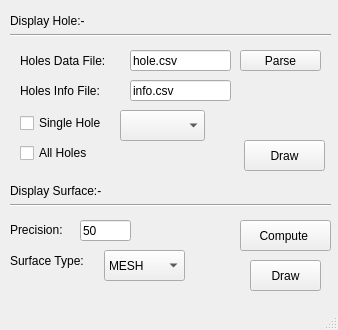
Old version of the form mainwindow.ui in the repository atul516/RM.
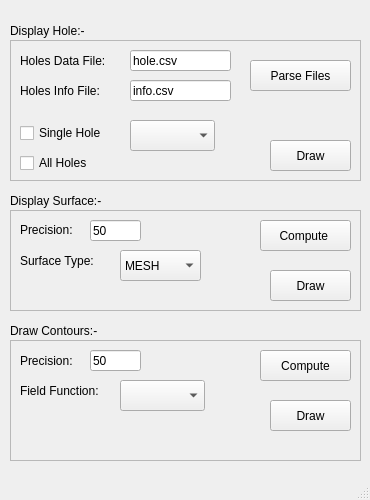
New version of the form.

Commit message: User Interface updated for contours using QFrames

```diff
--- a/mainwindow.ui
+++ b/mainwindow.ui
@@ -6,8 +6,8 @@
    <rect>
     <x>0</x>
     <y>0</y>
-    <width>338</width>
-    <height>330</height>
+    <width>370</width>
+    <height>500</height>
    </rect>
   </property>
   <property name="sizePolicy">
@@ -18,51 +18,105 @@
   </property>
   <property name="minimumSize">
    <size>
-    <width>338</width>
-    <height>330</height>
+    <width>370</width>
+    <height>500</height>
    </size>
   </property>
   <property name="maximumSize">
    <size>
-    <width>338</width>
-    <height>330</height>
+    <width>370</width>
+    <height>500</height>
    </size>
   </property>
   <property name="windowTitle">
    <string>MainWindow</string>
   </property>
   <widget class="QWidget" name="centralwidget">
-   <widget class="QLabel" name="label">
+   <widget class="QLabel" name="label_3">
     <property name="geometry">
      <rect>
-      <x>20</x>
-      <y>50</y>
+      <x>10</x>
+      <y>20</y>
+      <width>91</width>
+      <height>21</height>
+     </rect>
+    </property>
+    <property name="text">
+     <string>Display Hole:-</string>
+    </property>
+   </widget>
+   <widget class="QLabel" name="label_4">
+    <property name="geometry">
+     <rect>
+      <x>10</x>
+      <y>190</y>
       <width>111</width>
       <height>21</height>
      </rect>
     </property>
     <property name="text">
-     <string>Holes Data File:</string>
+     <string>Display Surface:-</string>
     </property>
    </widget>
-   <widget class="QLineEdit" name="lineEdit">
+   <widget class="QLabel" name="label_7">
     <property name="geometry">
      <rect>
-      <x>130</x>
-      <y>50</y>
+      <x>10</x>
+      <y>320</y>
+      <width>111</width>
+      <height>21</height>
+     </rect>
+    </property>
+    <property name="text">
+     <string>Draw Contours:-</string>
+    </property>
+   </widget>
+   <widget class="QFrame" name="frame">
+    <property name="geometry">
+     <rect>
+      <x>10</x>
+      <y>40</y>
+      <width>351</width>
+      <height>141</height>
+     </rect>
+    </property>
+    <property name="frameShape">
+     <enum>QFrame::StyledPanel</enum>
+    </property>
+    <property name="frameShadow">
+     <enum>QFrame::Raised</enum>
+    </property>
+    <widget class="QPushButton" name="pushButton">
+     <property name="geometry">
+      <rect>
+       <x>240</x>
+       <y>20</y>
       <width>101</width>
-      <height>21</height>
+       <height>31</height>
      </rect>
     </property>
     <property name="text">
-     <string>hole.csv</string>
+      <string>Parse Files</string>
+     </property>
+    </widget>
+    <widget class="QPushButton" name="pushButton_2">
+     <property name="geometry">
+      <rect>
+       <x>260</x>
+       <y>100</y>
+       <width>81</width>
+       <height>31</height>
+      </rect>
+     </property>
+     <property name="text">
+      <string>Draw</string>
     </property>
    </widget>
    <widget class="QComboBox" name="comboBox">
     <property name="geometry">
      <rect>
       <x>120</x>
-      <y>110</y>
+       <y>80</y>
       <width>85</width>
       <height>31</height>
      </rect>
@@ -71,8 +125,8 @@
    <widget class="QCheckBox" name="checkBox">
     <property name="geometry">
      <rect>
-      <x>20</x>
-      <y>110</y>
+       <x>10</x>
+       <y>80</y>
       <width>101</width>
       <height>26</height>
      </rect>
@@ -84,8 +138,8 @@
    <widget class="QCheckBox" name="checkBox_2">
     <property name="geometry">
      <rect>
-      <x>20</x>
-      <y>140</y>
+       <x>10</x>
+       <y>110</y>
       <width>93</width>
       <height>26</height>
      </rect>
@@ -94,37 +148,37 @@
      <string>All Holes</string>
     </property>
    </widget>
-   <widget class="QPushButton" name="pushButton">
+    <widget class="QLabel" name="label">
     <property name="geometry">
      <rect>
-      <x>240</x>
-      <y>50</y>
-      <width>81</width>
+       <x>10</x>
+       <y>10</y>
+       <width>111</width>
       <height>21</height>
      </rect>
     </property>
     <property name="text">
-     <string>Parse</string>
-    </property>
-   </widget>
-   <widget class="QPushButton" name="pushButton_2">
+      <string>Holes Data File:</string>
+     </property>
+    </widget>
+    <widget class="QLineEdit" name="lineEdit">
     <property name="geometry">
      <rect>
-      <x>244</x>
-      <y>140</y>
-      <width>81</width>
-      <height>31</height>
+       <x>120</x>
+       <y>10</y>
+       <width>101</width>
+       <height>21</height>
      </rect>
     </property>
     <property name="text">
-     <string>Draw</string>
+      <string>hole.csv</string>
     </property>
    </widget>
    <widget class="QLabel" name="label_2">
     <property name="geometry">
      <rect>
-      <x>20</x>
-      <y>80</y>
+       <x>10</x>
+       <y>40</y>
       <width>111</width>
       <height>21</height>
      </rect>
@@ -136,8 +190,8 @@
    <widget class="QLineEdit" name="lineEdit_2">
     <property name="geometry">
      <rect>
-      <x>130</x>
-      <y>80</y>
+       <x>120</x>
+       <y>40</y>
       <width>101</width>
       <height>21</height>
      </rect>
@@ -146,102 +200,27 @@
      <string>info.csv</string>
     </property>
    </widget>
-   <widget class="QLabel" name="label_3">
-    <property name="geometry">
-     <rect>
-      <x>10</x>
-      <y>10</y>
-      <width>91</width>
-      <height>21</height>
-     </rect>
-    </property>
-    <property name="text">
-     <string>Display Hole:-</string>
-    </property>
    </widget>
-   <widget class="Line" name="line">
+   <widget class="QFrame" name="frame_2">
     <property name="geometry">
      <rect>
       <x>10</x>
-      <y>25</y>
-      <width>321</width>
-      <height>21</height>
+      <y>210</y>
+      <width>351</width>
+      <height>101</height>
      </rect>
     </property>
-    <property name="orientation">
-     <enum>Qt::Horizontal</enum>
+    <property name="frameShape">
+     <enum>QFrame::StyledPanel</enum>
     </property>
-   </widget>
-   <widget class="Line" name="line_2">
-    <property name="geometry">
-     <rect>
-      <x>10</x>
-      <y>190</y>
-      <width>321</width>
-      <height>31</height>
-     </rect>
+    <property name="frameShadow">
+     <enum>QFrame::Raised</enum>
     </property>
-    <property name="orientation">
-     <enum>Qt::Horizontal</enum>
-    </property>
-   </widget>
-   <widget class="QLabel" name="label_4">
-    <property name="geometry">
-     <rect>
-      <x>10</x>
-      <y>180</y>
-      <width>111</width>
-      <height>21</height>
-     </rect>
-    </property>
-    <property name="text">
-     <string>Display Surface:-</string>
-    </property>
-   </widget>
-   <widget class="QPushButton" name="pushButton_3">
-    <property name="geometry">
-     <rect>
-      <x>240</x>
-      <y>220</y>
-      <width>91</width>
-      <height>31</height>
-     </rect>
-    </property>
-    <property name="text">
-     <string>Compute </string>
-    </property>
-   </widget>
-   <widget class="QPushButton" name="pushButton_4">
-    <property name="geometry">
-     <rect>
-      <x>250</x>
-      <y>260</y>
-      <width>71</width>
-      <height>31</height>
-     </rect>
-    </property>
-    <property name="text">
-     <string>Draw</string>
-    </property>
-   </widget>
-   <widget class="QLineEdit" name="lineEdit_3">
-    <property name="geometry">
-     <rect>
-      <x>80</x>
-      <y>220</y>
-      <width>51</width>
-      <height>21</height>
-     </rect>
-    </property>
-    <property name="text">
-     <string>50</string>
-    </property>
-   </widget>
    <widget class="QLabel" name="label_5">
     <property name="geometry">
      <rect>
       <x>10</x>
-      <y>220</y>
+       <y>10</y>
       <width>61</width>
       <height>20</height>
      </rect>
@@ -250,11 +229,24 @@
      <string>Precision:</string>
     </property>
    </widget>
+    <widget class="QLineEdit" name="lineEdit_3">
+     <property name="geometry">
+      <rect>
+       <x>80</x>
+       <y>10</y>
+       <width>51</width>
+       <height>21</height>
+      </rect>
+     </property>
+     <property name="text">
+      <string>50</string>
+     </property>
+    </widget>
    <widget class="QLabel" name="label_6">
     <property name="geometry">
      <rect>
       <x>10</x>
-      <y>250</y>
+       <y>40</y>
       <width>91</width>
       <height>21</height>
      </rect>
@@ -266,8 +258,8 @@
    <widget class="QComboBox" name="comboBox_2">
     <property name="geometry">
      <rect>
-      <x>104</x>
-      <y>250</y>
+       <x>110</x>
+       <y>40</y>
       <width>81</width>
       <height>31</height>
      </rect>
@@ -282,6 +274,124 @@
       <string>SOLID</string>
      </property>
     </item>
+    </widget>
+    <widget class="QPushButton" name="pushButton_3">
+     <property name="geometry">
+      <rect>
+       <x>250</x>
+       <y>10</y>
+       <width>91</width>
+       <height>31</height>
+      </rect>
+     </property>
+     <property name="text">
+      <string>Compute </string>
+     </property>
+    </widget>
+    <widget class="QPushButton" name="pushButton_4">
+     <property name="geometry">
+      <rect>
+       <x>260</x>
+       <y>60</y>
+       <width>81</width>
+       <height>31</height>
+      </rect>
+     </property>
+     <property name="text">
+      <string>Draw</string>
+     </property>
+    </widget>
+   </widget>
+   <widget class="QFrame" name="frame_3">
+    <property name="geometry">
+     <rect>
+      <x>10</x>
+      <y>340</y>
+      <width>351</width>
+      <height>121</height>
+     </rect>
+    </property>
+    <property name="frameShape">
+     <enum>QFrame::StyledPanel</enum>
+    </property>
+    <property name="frameShadow">
+     <enum>QFrame::Raised</enum>
+    </property>
+    <widget class="QLabel" name="label_8">
+     <property name="geometry">
+      <rect>
+       <x>10</x>
+       <y>40</y>
+       <width>101</width>
+       <height>21</height>
+      </rect>
+     </property>
+     <property name="text">
+      <string>Field Function:</string>
+     </property>
+    </widget>
+    <widget class="QComboBox" name="comboBox_3">
+     <property name="geometry">
+      <rect>
+       <x>110</x>
+       <y>40</y>
+       <width>85</width>
+       <height>31</height>
+      </rect>
+     </property>
+    </widget>
+    <widget class="QLabel" name="label_9">
+     <property name="geometry">
+      <rect>
+       <x>10</x>
+       <y>10</y>
+       <width>66</width>
+       <height>21</height>
+      </rect>
+     </property>
+     <property name="text">
+      <string>Precision:</string>
+     </property>
+    </widget>
+    <widget class="QLineEdit" name="lineEdit_4">
+     <property name="geometry">
+      <rect>
+       <x>80</x>
+       <y>10</y>
+       <width>51</width>
+       <height>21</height>
+      </rect>
+     </property>
+     <property name="text">
+      <string>50</string>
+     </property>
+    </widget>
+    <widget class="QPushButton" name="pushButton_5">
+     <property name="geometry">
+      <rect>
+       <x>250</x>
+       <y>10</y>
+       <width>91</width>
+       <height>31</height>
+      </rect>
+     </property>
+     <property name="text">
+      <string>Compute</string>
+     </property>
+    </widget>
+    <widget class="QPushButton" name="pushButton_6">
+     <property name="geometry">
+      <rect>
+       <x>260</x>
+       <y>60</y>
+       <width>81</width>
+       <height>31</height>
+      </rect>
+     </property>
+     <property name="text">
+      <string>Draw</string>
+     </property>
+    </widget>
    </widget>
   </widget>
   <widget class="QStatusBar" name="statusbar"/>
```
Lines whose indentation alone changed are shown as unchanged. The commit also changes 3 other files.
